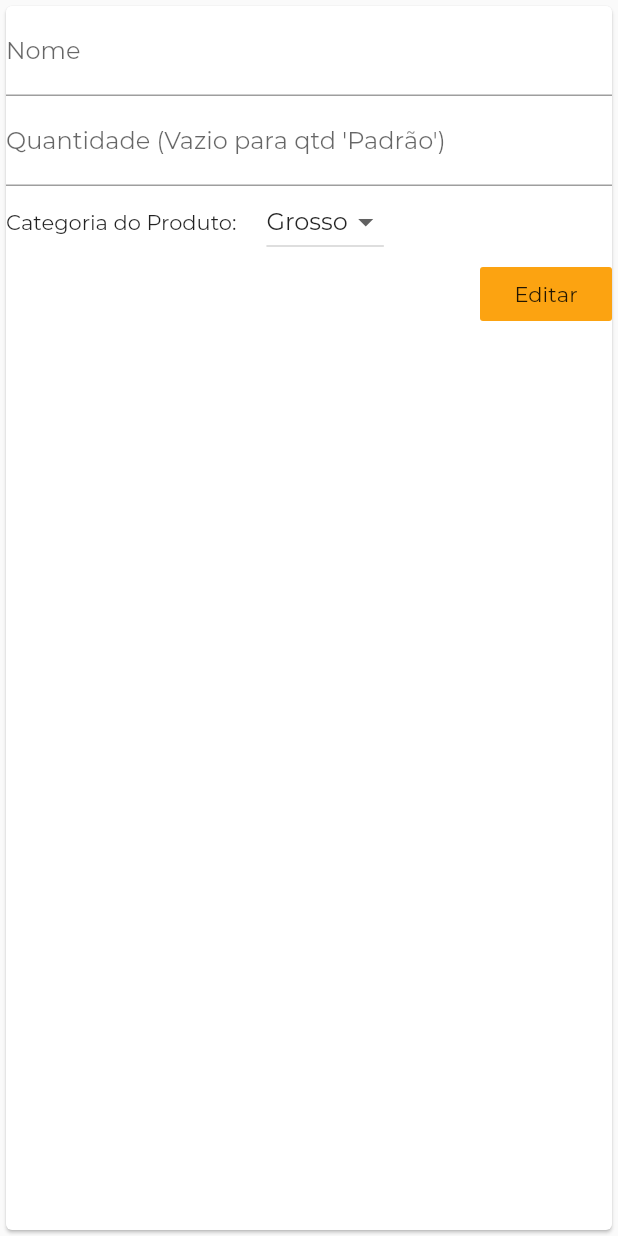
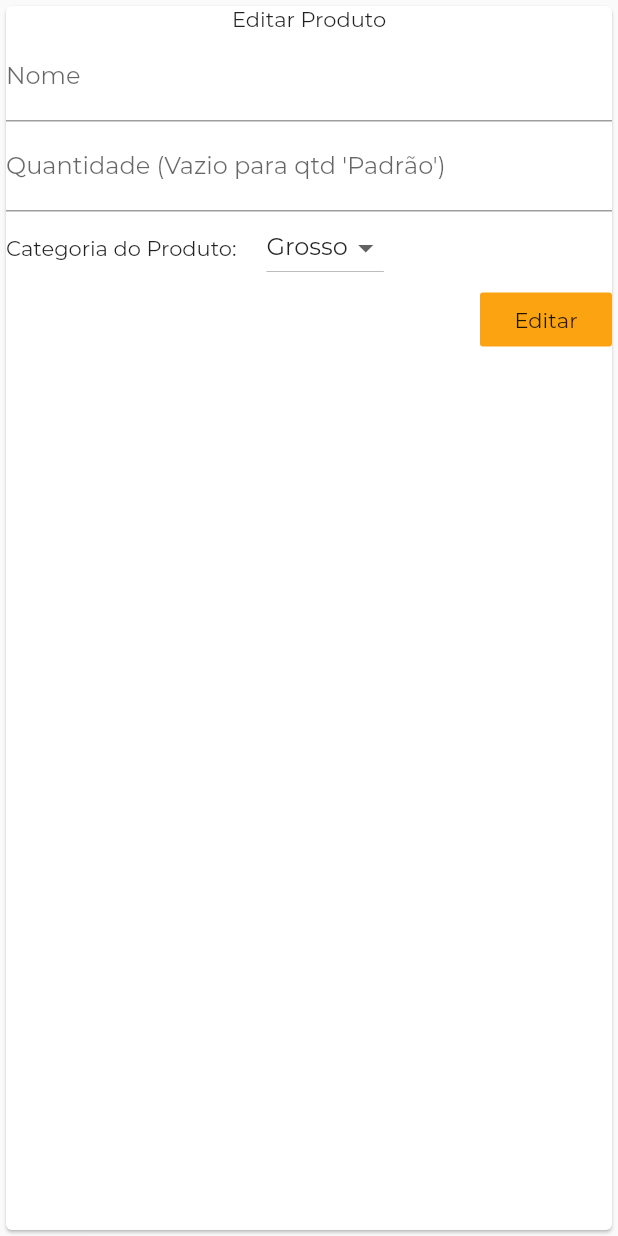
Before and after one commit to owarleysouza/S-Compras, a Flutter app: the EditarProduto widget shown alone on an empty page, opened directly with empty values, on a phone screen of 412 x 824 dp. Run offline on Flutter 3.47's test engine with Material 2 defaults, Android fonts, the phone set to English and light mode, and no system bars.

Commit message:
Adicionado titulo do elemento/dialog de editar produto

```diff
--- a/lib/views/editProduto.dart
+++ b/lib/views/editProduto.dart
@@ -20,6 +20,7 @@ class _EditarProdutoState extends State<EditarProduto> {
     return Card(
       child: Column(
         children: <Widget>[
+          Text("Editar Produto"),
           TextField(
             decoration: InputDecoration(labelText: "Nome"),
             controller: nomeController,
```
